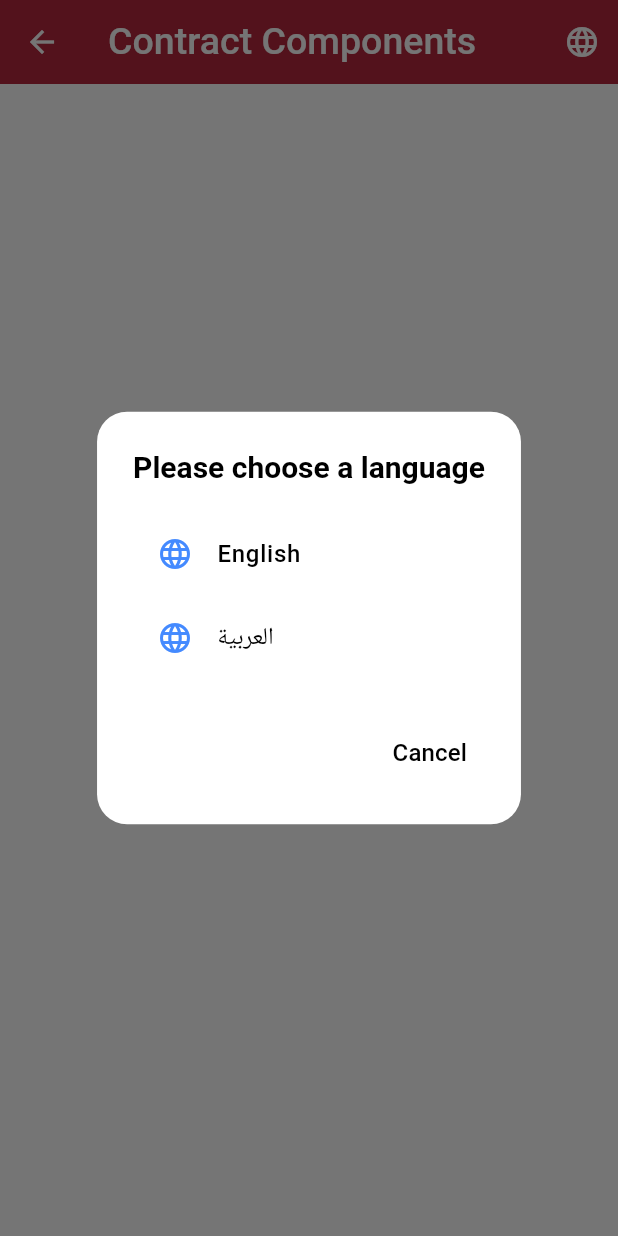
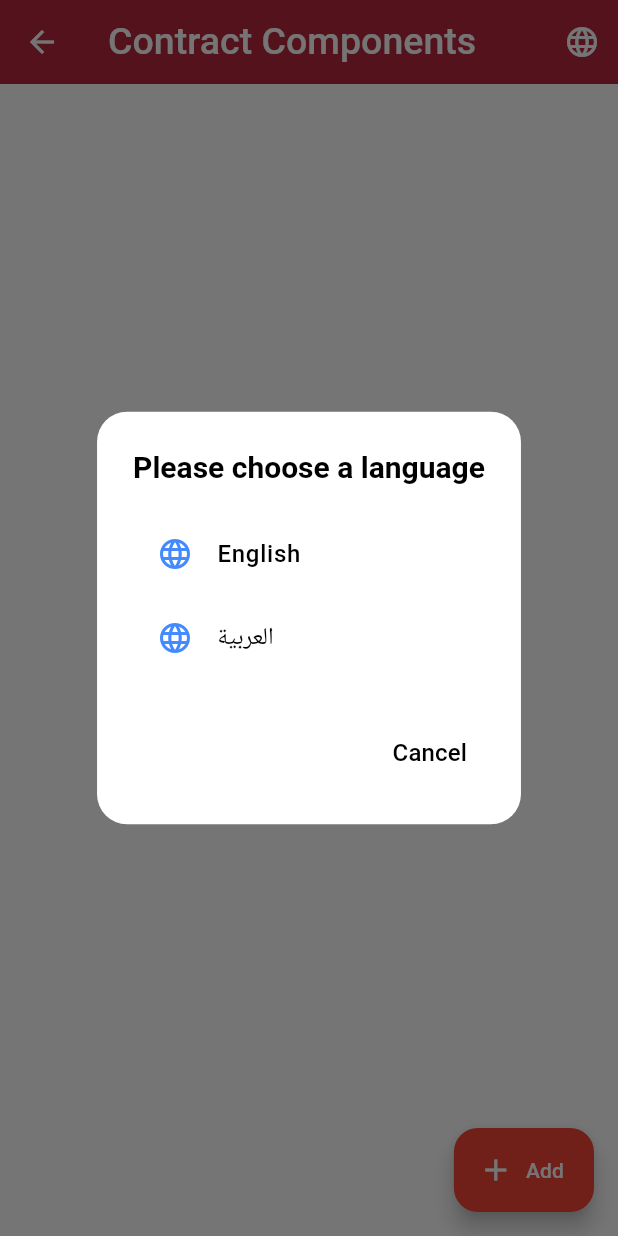
Before and after one commit to smart-fire-system/flutter-app, a Flutter app: the ContractComponentsScreen screen opened directly, after a tap on the "language" icon, on a phone screen of 412 x 824 dp. Run offline on Flutter 3.47's test engine with Material 3 defaults, Android fonts, the phone set to English and light mode, and no system bars; our stand-ins replace card_loading, cloud_firestore, country_code_picker, firebase_auth, firebase_core, firebase_database and 7 more; missing offline and left inert: jhijri_picker; accounts and stored records are empty; Roboto replaces fonts that are missing (Cairo).

Commit message:
add contract comp items

```diff
--- /dev/null
+++ b/lib/repositories/reports_repository.dart
@@ -0,0 +1,59 @@
+import 'package:cloud_firestore/cloud_firestore.dart';
+import 'package:fire_alarm_system/models/report.dart';
+
+class ReportsRepository {
+  final FirebaseFirestore _firestore;
+
+  ReportsRepository() : _firestore = FirebaseFirestore.instance;
+
+  Future<List<ContractComponentItem>> readContractComponents() async {
+    try {
+      final DocumentSnapshot<Map<String, dynamic>> snapshot = await _firestore
+          .collection('reportsMetaData')
+          .doc('contractComponents')
+          .get();
+
+      if (!snapshot.exists) return [];
+
+      final Map<String, dynamic>? data = snapshot.data();
+      if (data == null) return [];
+
+      final List<dynamic> rawItems = List.from(data['items'] ?? []);
+      return rawItems
+          .whereType<Map>()
+          .map((e) => ContractComponentItem(
+                arName: (e['arName'] ?? '').toString(),
+                enName: (e['enName'] ?? '').toString(),
+                description: (e['description'] ?? '').toString(),
+              ))
+          .toList();
+    } on FirebaseException catch (e) {
+      throw Exception(e.code);
+    } catch (e) {
+      throw Exception(e.toString());
+    }
+  }
+
+  Future<void> setContractComponents(
+      List<ContractComponentItem> components) async {
+    try {
+      // Ensure items have required keys as strings
+      final List<Map<String, String>> sanitized = components
+          .map((e) => {
+                'arName': e.arName,
+                'enName': e.enName,
+                'description': e.description,
+              })
+          .toList();
+
+      await _firestore
+          .collection('reportsMetaData')
+          .doc('contractComponents')
+          .set({'items': sanitized});
+    } on FirebaseException catch (e) {
+      throw Exception(e.code);
+    } catch (e) {
+      throw Exception(e.toString());
+    }
+  }
+}
--- a/lib/screens/reports/bloc/bloc.dart
+++ b/lib/screens/reports/bloc/bloc.dart
@@ -1,4 +1,5 @@
 import 'package:fire_alarm_system/models/report.dart';
+import 'package:fire_alarm_system/repositories/reports_repository.dart';
 import 'package:fire_alarm_system/utils/styles.dart';
 import 'package:flutter/material.dart';
 import 'package:flutter_bloc/flutter_bloc.dart';
@@ -8,6 +9,29 @@ import 'state.dart';
 class ReportsBloc extends Bloc<ReportsEvent, ReportsState> {
   ReportsBloc() : super(ReportsInitial()) {
     on<ReportsItemsRequested>(_onLoad);
+    on<ReportsContractComponentsRequested>(_onContractComponentsLoad);
+    on<ReportsContractComponentsAddRequested>(_onContractComponentsAdd);
+  }
+
+  Future<void> _onContractComponentsLoad(
+    ReportsContractComponentsRequested event,
+    Emitter<ReportsState> emit,
+  ) async {
+    emit(ReportsLoading());
+    final components = await ReportsRepository().readContractComponents();
+    emit(ReportsContractComponentsLoaded(items: components));
+  }
+
+  Future<void> _onContractComponentsAdd(
+    ReportsContractComponentsAddRequested event,
+    Emitter<ReportsState> emit,
+  ) async {
+    emit(ReportsLoading());
+    // Append to existing items rather than overwriting
+    final existing = await ReportsRepository().readContractComponents();
+    final updated = [...existing, event.item];
+    await ReportsRepository().setContractComponents(updated);
+    emit(ReportsContractComponentsLoaded(items: updated));
   }
 
   void _onLoad(ReportsItemsRequested event, Emitter<ReportsState> emit) {
@@ -316,11 +340,7 @@ class ReportsBloc extends Bloc<ReportsEvent, ReportsState> {
       ),
       ReportItem(
         table: ReportTableItem(
-          types: [
-            'لوحة تحكم 2 زون',
-            'رشاش ماء سفلي',
-            'مضخة ثلاثية مشتركة'
-          ],
+          types: ['لوحة تحكم 2 زون', 'رشاش ماء سفلي', 'مضخة ثلاثية مشتركة'],
         ),
       ),
       ReportItem(
@@ -333,11 +353,7 @@ class ReportsBloc extends Bloc<ReportsEvent, ReportsState> {
       ),
       ReportItem(
         table: ReportTableItem(
-          types: [
-            'لوحة تحكم 2 زون',
-            'حساس دخان',
-            'جرس إنذار'
-          ],
+          types: ['لوحة تحكم 2 زون', 'حساس دخان', 'جرس إنذار'],
         ),
       ),
       ReportItem(
--- a/lib/screens/reports/bloc/event.dart
+++ b/lib/screens/reports/bloc/event.dart
@@ -1,6 +1,15 @@
-
+import 'package:fire_alarm_system/models/report.dart';
 abstract class ReportsEvent {}
 
 class ReportsItemsRequested extends ReportsEvent {
   ReportsItemsRequested();
 }
+
+class ReportsContractComponentsRequested extends ReportsEvent {
+  ReportsContractComponentsRequested();
+}
+
+class ReportsContractComponentsAddRequested extends ReportsEvent {
+  final ContractComponentItem item;
+  ReportsContractComponentsAddRequested({required this.item});
+}
--- a/lib/screens/reports/bloc/state.dart
+++ b/lib/screens/reports/bloc/state.dart
@@ -9,6 +9,12 @@ class ReportsLoaded extends ReportsState {
   ReportsLoaded({required this.items});
 }
 
+class ReportsContractComponentsLoaded extends ReportsState {
+  final List<ContractComponentItem> items;
+  ReportsContractComponentsLoaded({required this.items});
+}
+
+
 class ReportsLoading extends ReportsState {
   ReportsLoading();
 }
--- a/lib/screens/reports/view/contract_components_screen.dart
+++ b/lib/screens/reports/view/contract_components_screen.dart
@@ -1,15 +1,124 @@
 import 'package:flutter/material.dart';
 import 'package:fire_alarm_system/widgets/app_bar.dart';
+import 'package:flutter_bloc/flutter_bloc.dart';
+import 'package:fire_alarm_system/screens/reports/bloc/bloc.dart';
+import 'package:fire_alarm_system/screens/reports/bloc/event.dart';
+import 'package:fire_alarm_system/screens/reports/bloc/state.dart';
+import 'package:fire_alarm_system/models/report.dart';
 
 class ContractComponentsScreen extends StatelessWidget {
   const ContractComponentsScreen({super.key});
 
   @override
   Widget build(BuildContext context) {
-    return const Scaffold(
-      appBar: CustomAppBar(title: 'Contract Components'),
-      body: Center(
-        child: Text(''),
+    return Scaffold(
+      appBar: const CustomAppBar(title: 'Contract Components'),
+      floatingActionButton: FloatingActionButton.extended(
+        onPressed: () async {
+          final newItem = await showDialog<ContractComponentItem>(
+            context: context,
+            builder: (context) {
+              final ar = TextEditingController();
+              final en = TextEditingController();
+              final desc = TextEditingController();
+              return AlertDialog(
+                title: const Text('Add Contract Component'),
+                content: SingleChildScrollView(
+                  child: Column(
+                    mainAxisSize: MainAxisSize.min,
+                    children: [
+                      TextField(
+                        controller: ar,
+                        decoration:
+                            const InputDecoration(labelText: 'Arabic Name'),
+                      ),
+                      TextField(
+                        controller: en,
+                        decoration:
+                            const InputDecoration(labelText: 'English Name'),
+                      ),
+                      TextField(
+                        controller: desc,
+                        decoration:
+                            const InputDecoration(labelText: 'Description'),
+                        maxLines: 3,
+                      ),
+                    ],
+                  ),
+                ),
+                actions: [
+                  TextButton(
+                    onPressed: () => Navigator.pop(context),
+                    child: const Text('Cancel'),
+                  ),
+                  FilledButton(
+                    onPressed: () => Navigator.pop(
+                      context,
+                      ContractComponentItem(
+                        arName: ar.text.trim(),
+                        enName: en.text.trim(),
+                        description: desc.text.trim(),
+                      ),
+                    ),
+                    child: const Text('Add'),
+                  ),
+                ],
+              );
+            },
+          );
+          if (newItem != null && context.mounted) {
+            context
+                .read<ReportsBloc>()
+                .add(ReportsContractComponentsAddRequested(item: newItem));
+          }
+        },
+        icon: const Icon(Icons.add),
+        label: const Text('Add'),
+      ),
+      body: BlocBuilder<ReportsBloc, ReportsState>(
+        builder: (context, state) {
+          if (state is ReportsLoading) {
+            return const Center(child: CircularProgressIndicator());
+          }
+          if (state is ReportsContractComponentsLoaded) {
+            if (state.items.isEmpty) {
+              return const Center(child: Text('No components yet'));
+            }
+            return RefreshIndicator(
+              onRefresh: () async {
+                context
+                    .read<ReportsBloc>()
+                    .add(ReportsContractComponentsRequested());
+              },
+              child: ListView.separated(
+                padding: const EdgeInsets.all(16),
+                itemCount: state.items.length,
+                separatorBuilder: (_, __) => const SizedBox(height: 8),
+                itemBuilder: (context, index) {
+                  final item = state.items[index];
+                  return Card(
+                    child: ListTile(
+                      leading: const Icon(Icons.category),
+                      title: Text(
+                        item.enName.isNotEmpty ? item.enName : item.arName,
+                      ),
+                      subtitle: Text(item.description),
+                    ),
+                  );
+                },
+              ),
+            );
+          }
+          // For ReportsInitial or any other state, trigger load and show spinner
+          WidgetsBinding.instance.addPostFrameCallback((_) {
+            if (context.mounted) {
+              context
+                  .read<ReportsBloc>()
+                  .add(ReportsContractComponentsRequested());
+            }
+          });
+          return const Center(child: CircularProgressIndicator());
+        },
       ),
     );
   }
```
